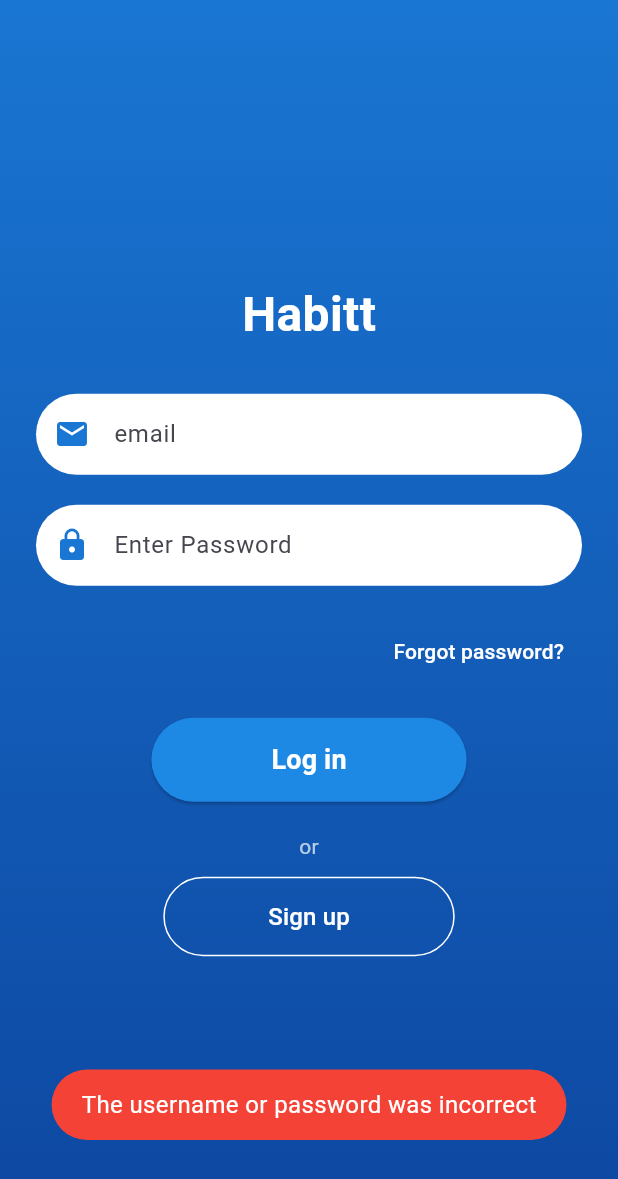
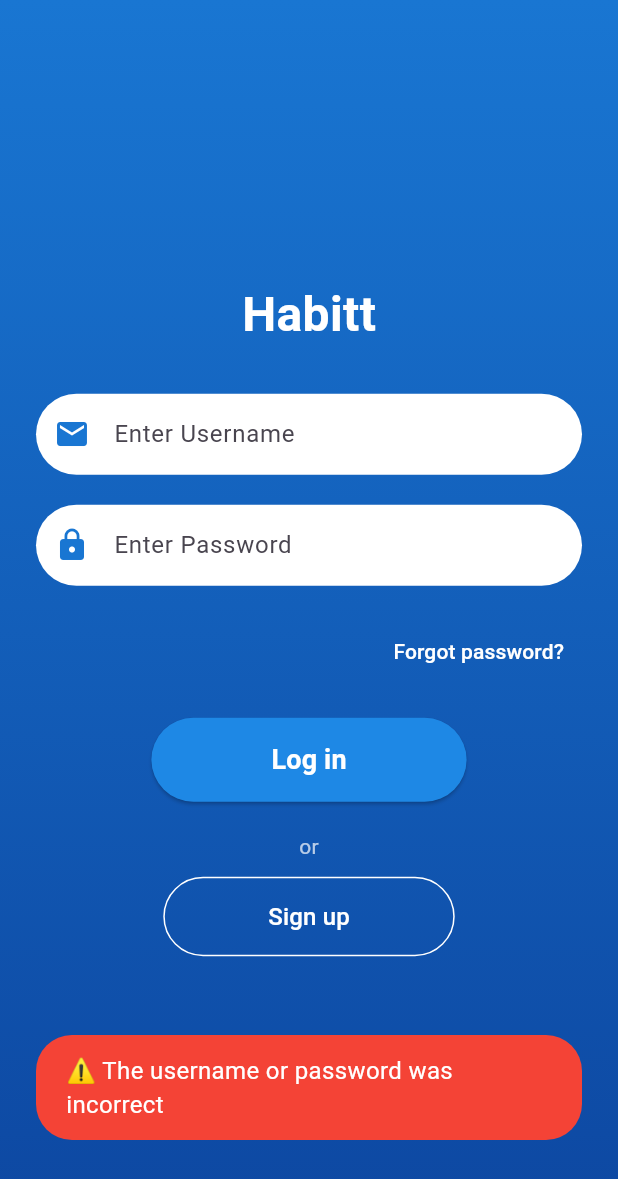
Before and after one commit to Denilson237/Habit-Tracking-App, a Flutter app: the screen it shows after launch, after a tap on "Log in", on a phone screen of 412 x 824 dp. Shown: the top 1179 px of the screen. Run offline on Flutter 3.47's test engine with Material 3 defaults, Android fonts, the phone set to English and light mode, and no system bars; our stand-ins replace fluttertoast, shared_preferences; missing offline and left inert: dart:html.

Commit message:
Update login_screen.dart

```diff
--- a/habit_tracking/lib/screens/login_screen.dart
+++ b/habit_tracking/lib/screens/login_screen.dart
@@ -35,9 +35,11 @@ class _LoginScreenState extends State<LoginScreen> {
       //empty out shared preferences
       await prefs.clear();
       Fluttertoast.showToast(
-        msg: "The username or password was incorrect",
+        msg: "⚠️ The username or password was incorrect",
         toastLength: Toast.LENGTH_SHORT,
         gravity: ToastGravity.BOTTOM,
+        webPosition: "center",
+        webBgColor: "linear-gradient(to right, #ff0000, #cc0000)", // Rouge
         backgroundColor: Colors.red,
         textColor: Colors.white,
         fontSize: 16.0,
@@ -80,7 +82,7 @@ class _LoginScreenState extends State<LoginScreen> {
                     decoration: InputDecoration(
                       prefixIcon:
                           Icon(Icons.email, color: Colors.blue.shade700),
-                      hintText: 'email',
+                      hintText: 'Enter Username',
                       border: InputBorder.none,
                       contentPadding:
                           EdgeInsets.symmetric(horizontal: 20, vertical: 15),
```
